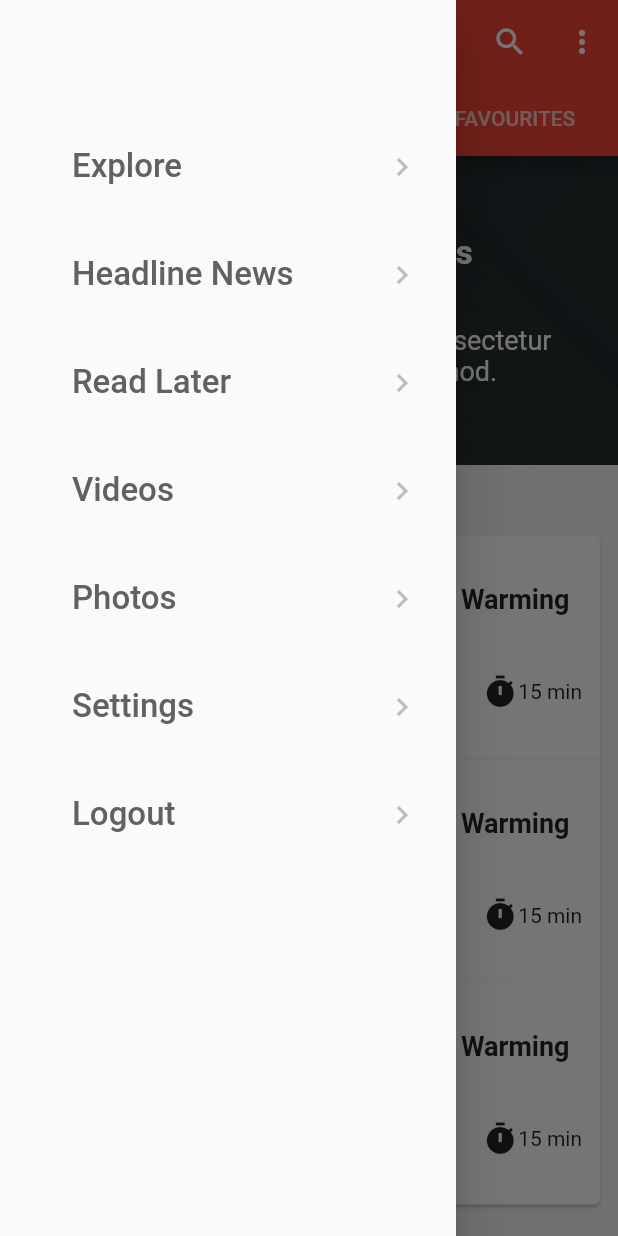
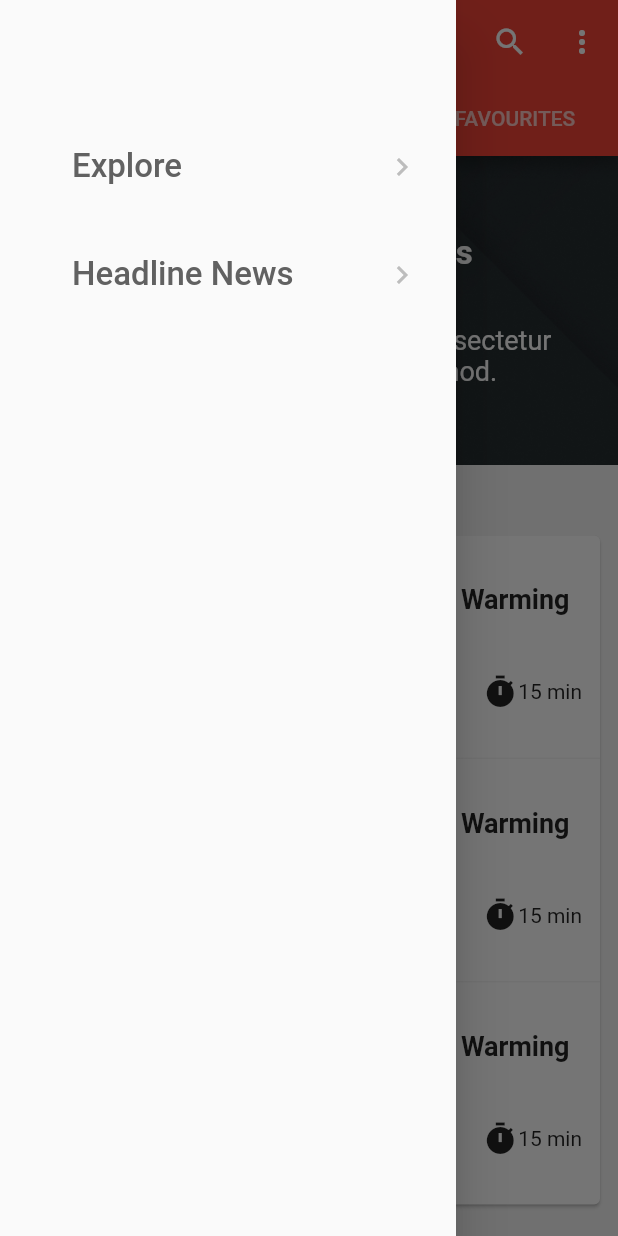
Before and after one commit to hyperionstudios/newsapp, a Flutter app: the HomeScreen screen opened directly, with the side drawer open, on a phone screen of 412 x 824 dp. Run offline on Flutter 3.47's test engine with Material 2 defaults, Android fonts, the phone set to English and light mode, and no system bars; our stand-ins replace shared_preferences; missing offline and left inert: page_view_indicator; accounts and stored records are empty.

```diff
--- /dev/null
+++ b/lib/models/nav_menu.dart
@@ -0,0 +1,10 @@
+import 'package:flutter/material.dart';
+class NavMenuItem {
+
+  String title;
+  Function destination;
+
+  NavMenuItem(this.title, this.destination);
+
+
+}
--- a/lib/shared_ui/navigation_drawer.dart
+++ b/lib/shared_ui/navigation_drawer.dart
@@ -1,4 +1,7 @@
 import 'package:flutter/material.dart';
+import 'package:news_app/models/nav_menu.dart';
+import 'package:news_app/screens/home_screen.dart';
+import 'package:news_app/screens/headline_news.dart';
 
 class NavigationDrawer extends StatefulWidget {
   @override
@@ -6,14 +9,9 @@ class NavigationDrawer extends StatefulWidget {
 }
 
 class _NavigationDrawerState extends State<NavigationDrawer> {
-  List<String> navMenu = [
-    'Explore',
-    'Headline News',
-    'Read Later',
-    'Videos',
-    'Photos',
-    'Settings',
-    'Logout'
+  List<NavMenuItem> navigationMenu = [
+    NavMenuItem("Explore", () => HomeScreen()),
+    NavMenuItem("Headline News", () => HeadLineNews()),
   ];
 
   @override
@@ -27,18 +25,20 @@ class _NavigationDrawerState extends State<NavigationDrawer> {
               padding: const EdgeInsets.all(8),
               child: ListTile(
                 title: Text(
-                  navMenu[position],
+                  navigationMenu[position].title,
                   style: TextStyle(color: Colors.grey.shade700, fontSize: 22),
                 ),
                 trailing: Icon(
                   Icons.chevron_right,
                   color: Colors.grey.shade400,
                 ),
-                onTap: () {},
+                onTap: () {
+                  Navigator.push(context, MaterialPageRoute(builder: (context) => navigationMenu[position].destination() ));
+                },
               ),
             );
           },
-          itemCount: navMenu.length,
+          itemCount: navigationMenu.length,
         ),
       ),
     );
```
Also changed, not shown: lib/screens/headline_news.dart (added, +59 -0 lines).
